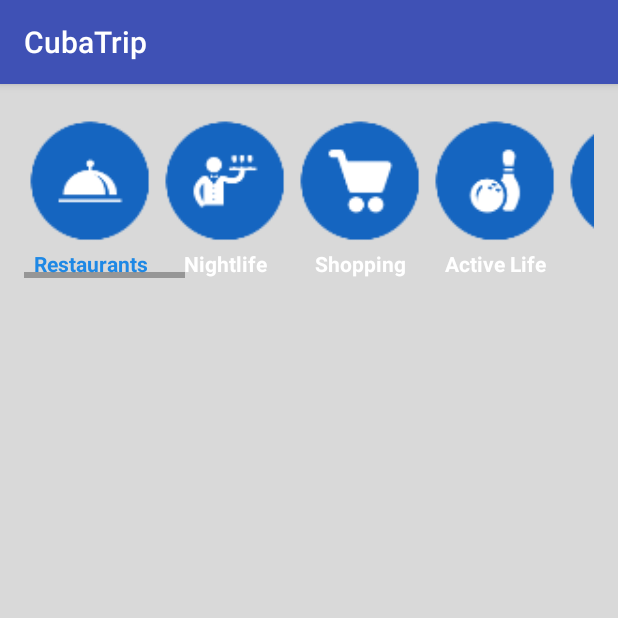
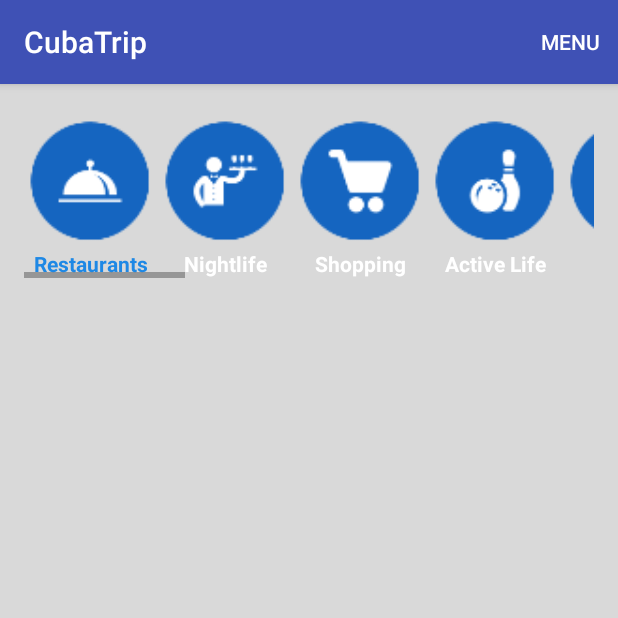
Before and after one commit to ProAFSolutions/CubaTrip, an Android app: the CategoriesActivity screen opened directly, with no data from a screen before it, on a phone screen of 412 x 824 dp, the top half of it. Run offline under Robolectric (Android 15) with nearby library versions, the phone set to English and light mode, and no system bars; pictures from the network do not load; 1 statement that could not run was skipped.

Commit message:
Splash and Menu

```diff
--- a/app/src/main/java/com/proafsolutions/cubatrip/ui/activity/CategoriesActivity.java
+++ b/app/src/main/java/com/proafsolutions/cubatrip/ui/activity/CategoriesActivity.java
@@ -3,6 +3,8 @@ package com.proafsolutions.cubatrip.ui.activity;
 import android.support.v7.app.AppCompatActivity;
 import android.os.Bundle;
 import android.view.Gravity;
+import android.view.Menu;
+import android.view.MenuItem;
 import android.view.View;
 import android.view.ViewGroup;
 import android.widget.AdapterView;
@@ -56,4 +58,29 @@ public class CategoriesActivity extends AppCompatActivity {
         presenter.ClickImage(view.getId());
     }
 
+    @Override
+    public boolean onCreateOptionsMenu(Menu menu) {
+        // Inflate the menu; this adds items to the action bar if it is present.
+        getMenuInflater().inflate(R.menu.menu_details, menu);
+        return true;
+    }
+
+    @Override
+    public boolean onOptionsItemSelected(MenuItem item)
+    {
+
+        switch (item.getItemId())
+        {
+           /*case R.id.menu_bookmark:
+                // Single menu item is selected do something
+                // Ex: launching new activity/screen or show alert message
+                Toast.makeText(AndroidMenusActivity.this, "Bookmark is Selected", Toast.LENGTH_SHORT).show();
+                return true;*/
+
+            default:
+                Toast.makeText(CategoriesActivity.this, "Option is Selected", Toast.LENGTH_SHORT).show();
+                return super.onOptionsItemSelected(item);
+        }
+    }
+
 }
--- a/app/src/main/res/layout/list_categories.xml
+++ b/app/src/main/res/layout/list_categories.xml
@@ -1,7 +1,7 @@
 <RelativeLayout xmlns:android="http://schemas.android.com/apk/res/android"
     android:layout_width="fill_parent"
     android:layout_height="110dip"
-    android:padding="6dip" >
+    android:padding="6dip">
 
     <ImageView
         android:id="@+id/icon"
--- a/app/src/main/res/menu/menu_details.xml
+++ b/app/src/main/res/menu/menu_details.xml
@@ -1,10 +1,39 @@
 <menu xmlns:android="http://schemas.android.com/apk/res/android"
     xmlns:app="http://schemas.android.com/apk/res-auto"
     xmlns:tools="http://schemas.android.com/tools"
-    tools:context="com.proafsolutions.cubatrip.ui.presenter.DetailsActivity">
+    tools:context=".DetailsActivity">
     <item
-        android:id="@+id/action_settings"
         android:orderInCategory="100"
-        android:title=""
-        app:showAsAction="never" />
+        android:title="@string/Menu"
+        app:showAsAction="always" >
+        <menu>
+            <item
+                android:orderInCategory="110"
+                android:title="@string/Start"
+                app:showAsAction="always" >
+            </item>
+            <item
+                android:orderInCategory="120"
+                android:title="@string/Categories"
+                app:showAsAction="always" >
+            </item>
+            <item
+                android:orderInCategory="130"
+                android:title="@string/Reviews"
+                app:showAsAction="always" >
+            </item>
+            <item
+                android:orderInCategory="140"
+                android:title="@string/Settings"
+                app:showAsAction="always" >
+            </item>
+            <item
+                android:orderInCategory="150"
+                android:title="@string/AboutApp"
+                app:showAsAction="always" >
+            </item>
+        </menu>
+    </item>
+
+
 </menu>
--- a/app/src/main/res/values/strings.xml
+++ b/app/src/main/res/values/strings.xml
@@ -20,6 +20,12 @@
     <string name="Wifi">Wifi</string>
     <string name="About">About This Place</string>
     <string name="WriteReview">Write Review</string>
+    <string name="Menu">Menu</string>
+    <string name="Start">Start</string>
+    <string name="Reviews">Reviews</string>
+    <string name="Categories">Categories</string>
+    <string name="Settings">Settings</string>
+    <string name="AboutApp">About</string>
     <string name="title_activity_scrolling">ScrollingActivity</string>
     <string name="large_text">
         "Material is the metaphor.\n\n"
```
Also changed, not shown: app/src/main/AndroidManifest.xml (+4 -4 lines), app/src/main/java/com/proafsolutions/cubatrip/ui/activity/SplashActivity.java (added, +44 -0 lines), app/src/main/java/com/proafsolutions/cubatrip/ui/presenter/SplashPresenter.java (added, +25 -0 lines), app/src/main/res/layout/activity_menu.xml (+0 -23 lines), app/src/main/res/layout/activity_splash.xml (added, +8 -0 lines), app/src/main/res/drawable/splash_image.jpg (added), 1 other file.
